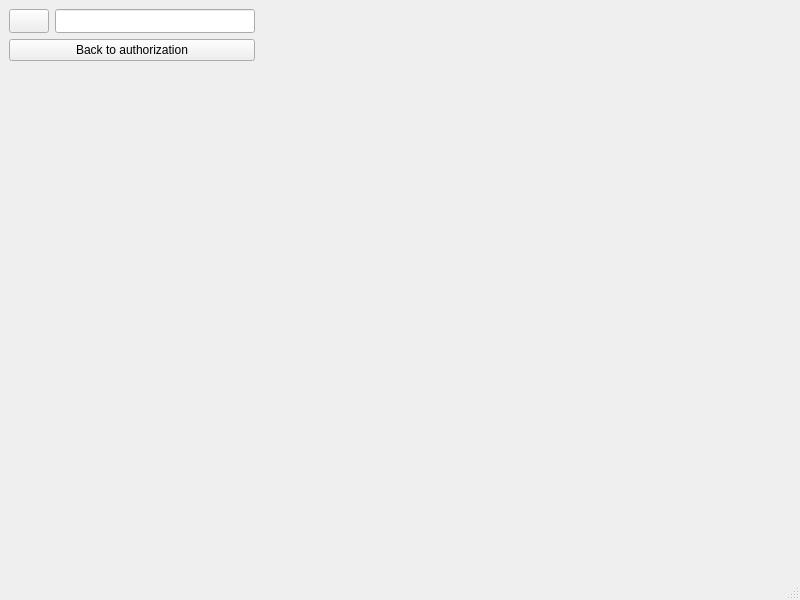
Old version of the form OrderTickets/mainmenu.ui in the repository N3wm1e/Hustle_Rep.
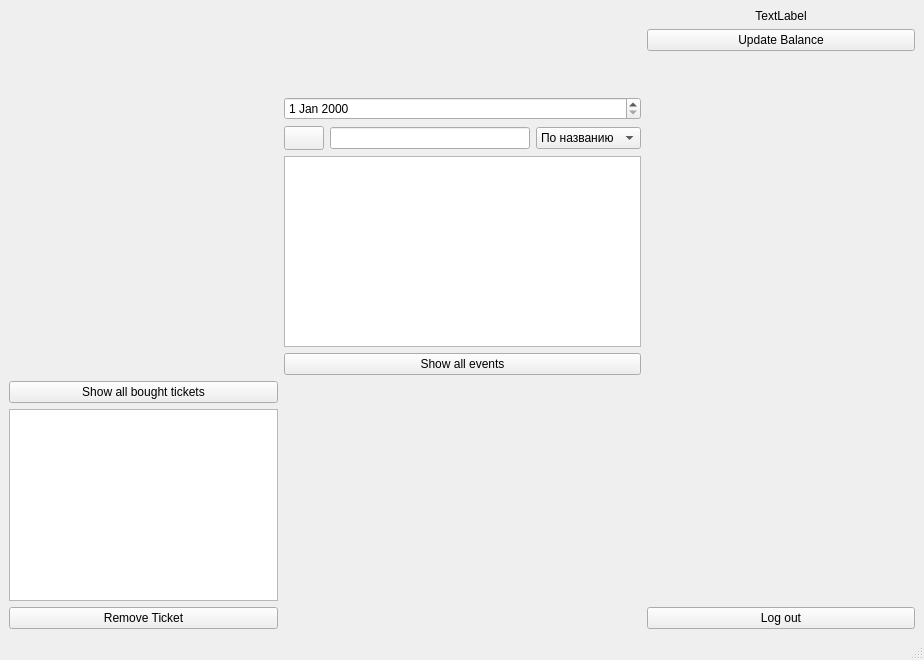
New version of the form.

Diff of the .ui file:
```diff
--- a/OrderTickets/mainmenu.ui
+++ b/OrderTickets/mainmenu.ui
@@ -6,8 +6,8 @@
    <rect>
     <x>0</x>
     <y>0</y>
-    <width>800</width>
-    <height>600</height>
+    <width>924</width>
+    <height>660</height>
    </rect>
   </property>
   <property name="windowTitle">
@@ -15,9 +15,100 @@
   </property>
   <widget class="QWidget" name="centralwidget">
    <layout class="QGridLayout" name="gridLayout">
-    <item row="0" column="0">
-     <layout class="QFormLayout" name="formLayout">
-      <item row="0" column="0">
+    <item row="6" column="2">
+     <spacer name="verticalSpacer">
+      <property name="orientation">
+       <enum>Qt::Vertical</enum>
+      </property>
+      <property name="sizeHint" stdset="0">
+       <size>
+        <width>20</width>
+        <height>40</height>
+       </size>
+      </property>
+     </spacer>
+    </item>
+    <item row="3" column="1">
+     <widget class="QDateEdit" name="searchDate"/>
+    </item>
+    <item row="0" column="2">
+     <widget class="QLabel" name="balanceLabel">
+      <property name="text">
+       <string>TextLabel</string>
+      </property>
+      <property name="alignment">
+       <set>Qt::AlignCenter</set>
+      </property>
+     </widget>
+    </item>
+    <item row="7" column="0">
+     <widget class="QPushButton" name="removeTicketButton">
+      <property name="text">
+       <string>Remove Ticket</string>
+      </property>
+     </widget>
+    </item>
+    <item row="1" column="2">
+     <widget class="QPushButton" name="updateBalanceBtn">
+      <property name="text">
+       <string>Update Balance</string>
+      </property>
+     </widget>
+    </item>
+    <item row="6" column="0">
+     <widget class="QListWidget" name="ticketsList"/>
+    </item>
+    <item row="2" column="1">
+     <spacer name="verticalSpacer_2">
+      <property name="orientation">
+       <enum>Qt::Vertical</enum>
+      </property>
+      <property name="sizeHint" stdset="0">
+       <size>
+        <width>20</width>
+        <height>40</height>
+       </size>
+      </property>
+     </spacer>
+    </item>
+    <item row="4" column="2">
+     <spacer name="horizontalSpacer_2">
+      <property name="orientation">
+       <enum>Qt::Horizontal</enum>
+      </property>
+      <property name="sizeHint" stdset="0">
+       <size>
+        <width>40</width>
+        <height>20</height>
+       </size>
+      </property>
+     </spacer>
+    </item>
+    <item row="4" column="0">
+     <spacer name="horizontalSpacer">
+      <property name="orientation">
+       <enum>Qt::Horizontal</enum>
+      </property>
+      <property name="sizeHint" stdset="0">
+       <size>
+        <width>40</width>
+        <height>20</height>
+       </size>
+      </property>
+     </spacer>
+    </item>
+    <item row="7" column="2">
+     <widget class="QPushButton" name="justButton">
+      <property name="text">
+       <string>Log out</string>
+      </property>
+     </widget>
+    </item>
+    <item row="4" column="1">
+     <layout class="QVBoxLayout" name="verticalLayout">
+      <item>
+       <layout class="QHBoxLayout" name="horizontalLayout">
+        <item>
        <widget class="QPushButton" name="searchButton">
         <property name="sizePolicy">
          <sizepolicy hsizetype="Fixed" vsizetype="Fixed">
@@ -36,13 +127,13 @@
         </property>
        </widget>
       </item>
-      <item row="0" column="1">
-       <widget class="QLineEdit" name="lineEdit">
+        <item>
+         <widget class="QLineEdit" name="searchInput">
         <property name="enabled">
          <bool>true</bool>
         </property>
         <property name="sizePolicy">
-         <sizepolicy hsizetype="Minimum" vsizetype="Minimum">
+           <sizepolicy hsizetype="Minimum" vsizetype="Fixed">
           <horstretch>0</horstretch>
           <verstretch>0</verstretch>
          </sizepolicy>
@@ -55,40 +146,40 @@
         </property>
        </widget>
       </item>
-      <item row="1" column="0" colspan="2">
-       <widget class="QPushButton" name="justButton">
+        <item>
+         <widget class="QComboBox" name="chooseSearch">
+          <item>
         <property name="text">
-         <string>Back to authorization</string>
-        </property>
+            <string>По названию</string>
+           </property>
+          </item>
+          <item>
+           <property name="text">
+            <string>По дате</string>
+           </property>
+          </item>
        </widget>
       </item>
      </layout>
     </item>
-    <item row="1" column="0">
-     <spacer name="verticalSpacer">
-      <property name="orientation">
-       <enum>Qt::Vertical</enum>
-      </property>
-      <property name="sizeHint" stdset="0">
-       <size>
-        <width>20</width>
-        <height>40</height>
-       </size>
-      </property>
-     </spacer>
-    </item>
-    <item row="0" column="1">
-     <spacer name="horizontalSpacer">
-      <property name="orientation">
-       <enum>Qt::Horizontal</enum>
+      <item>
+       <widget class="QListWidget" name="eventList"/>
+      </item>
+      <item>
+       <widget class="QPushButton" name="showAllEventsButton">
+        <property name="text">
+         <string>Show all events</string>
+        </property>
+       </widget>
+      </item>
+     </layout>
+    </item>
+    <item row="5" column="0">
+     <widget class="QPushButton" name="showAllBoughtTickets">
+      <property name="text">
+       <string>Show all bought tickets</string>
       </property>
-      <property name="sizeHint" stdset="0">
-       <size>
-        <width>40</width>
-        <height>20</height>
-       </size>
-      </property>
-     </spacer>
+     </widget>
     </item>
    </layout>
   </widget>
```
Left out of the diff: 2 changed lines with no effect on the pictures. Lines whose indentation alone changed are shown as unchanged.
